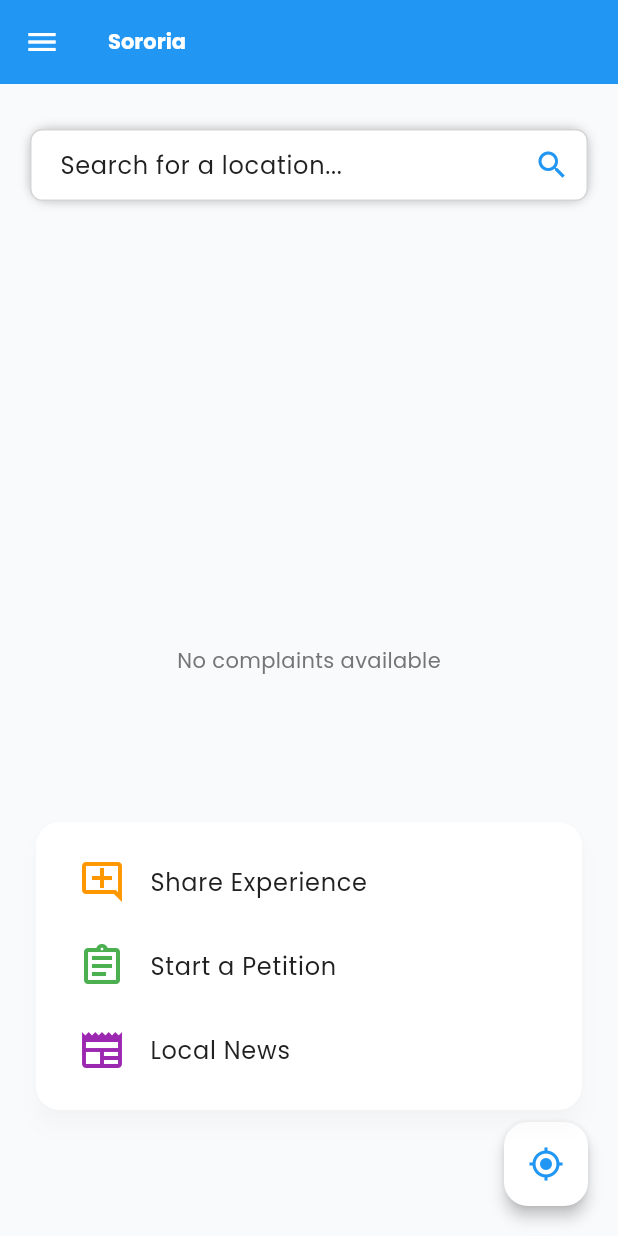
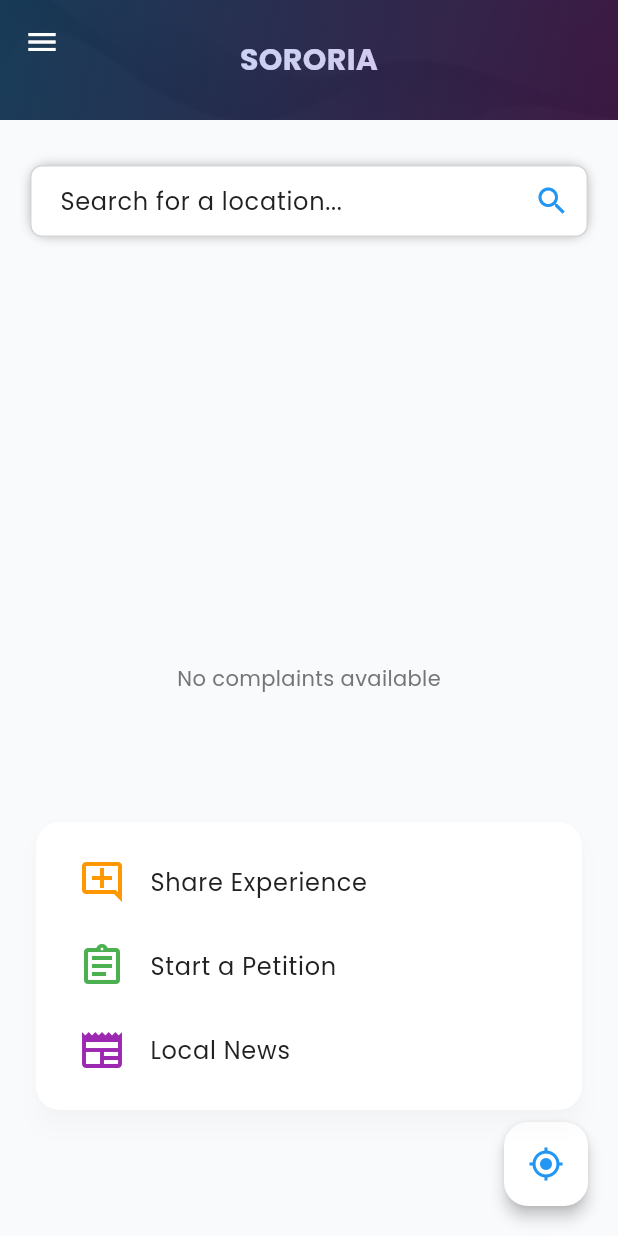
Before and after one commit to WeezyF0/Sororia, a Flutter app: the screen it shows once a user with an empty profile is signed in, on a phone screen of 412 x 824 dp. Run offline on Flutter 3.47's test engine with Material 3 defaults, Android fonts, the phone set to English and light mode, and no system bars; our stand-ins replace cloud_firestore, firebase_auth, firebase_core, flutter_dotenv, flutter_map, flutter_markdown and 9 more; missing offline and left inert: algolia_client_search, algolia_helper_flutter; accounts and stored records are empty.

Commit message:
homescreen appBar change

```diff
--- a/lib/screens/home.dart
+++ b/lib/screens/home.dart
@@ -76,14 +76,49 @@ class _HomePageState extends State<HomePage> {
   @override
   Widget build(BuildContext context) {
     return Scaffold(
-      appBar: AppBar(
-        title: const Text(
-          "Sororia",
-          style: TextStyle(fontWeight: FontWeight.bold),
+      appBar: PreferredSize(
+        preferredSize: Size.fromHeight(80.0),
+        child: AppBar(
+          backgroundColor: Colors.transparent,
+          elevation: 0,
+          flexibleSpace: Container(
+            decoration: BoxDecoration(
+              image: DecorationImage(
+                image: AssetImage('assets/images/appBar_bg.png'),
+                fit: BoxFit.cover,
+              ),
+            ),
+            foregroundDecoration: BoxDecoration(
+              gradient: LinearGradient(
+                begin: Alignment.topLeft,
+                end: Alignment.bottomRight,
+                colors: [
+                  Colors.blue.withOpacity(0.3),
+                  Colors.purple.withOpacity(0.3)
+                ],
+              ),
+            ),
+            child: SafeArea(
+              child: Center(
+                child: Padding(
+                  padding: const EdgeInsets.symmetric(horizontal: 16.0),
+                  child: Row(
+                    mainAxisAlignment: MainAxisAlignment.center,
+                    crossAxisAlignment: CrossAxisAlignment.center,
+                    children: [
+                      Text(
+                        "SORORIA",
+                        style: TextStyle(color: Colors.white, fontSize: 20, fontWeight: FontWeight.bold),
+                      ),
+                    ],
+                  ),
+                ),
+              ),
+            ),
+          ),
         ),
-        backgroundColor: Colors.blue,
       ),
-      drawer: const NavBar(),
+      drawer: NavBar(),
       body: Stack(
         children: [
           StreamBuilder<QuerySnapshot>(
```
